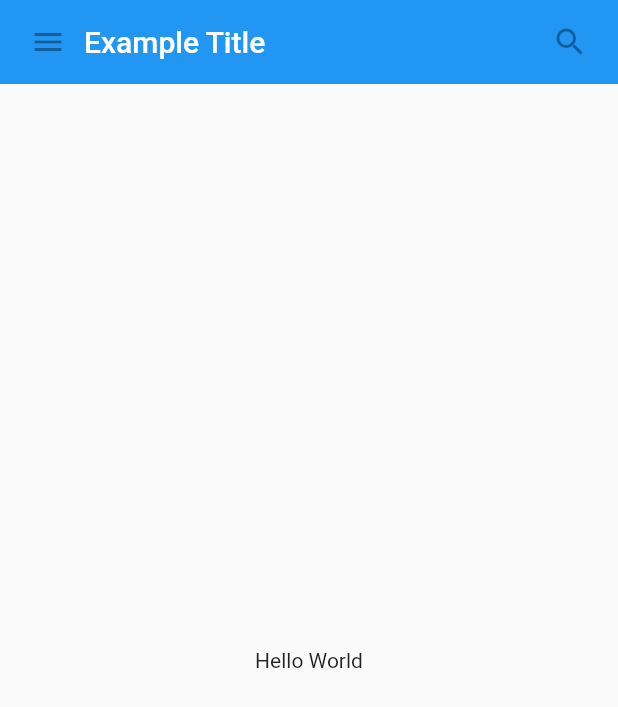
After one commit to peintangos/FlutterPractice, a Flutter app: the MyScaffold screen opened directly, on a phone screen of 412 x 824 dp. The commit adds this screen. Shown: the top 707 px of the screen. Run offline on Flutter 3.47's test engine with Material 2 defaults, Android fonts, the phone set to English and light mode, and no system bars; missing offline and left inert: dart:ffi.

Commit message:
チュートリアルを進めた

```diff
--- a/lib/Future.dart
+++ b/lib/Future.dart
@@ -47,7 +47,7 @@ class _SampleAppPage extends State<SampleAppPage> {
   Widget getRow(int i) {
     return Padding(
       padding: EdgeInsets.all(10),
-      child: Text("Row ${widgets[i]["title"]}"),
+      child: Text("Row $i${widgets[i]["title"]}"),
     );
   }
 
--- /dev/null
+++ b/lib/widget.dart
@@ -0,0 +1,61 @@
+import 'dart:ffi';
+
+import 'package:flutter/material.dart';
+
+class MyAppBar extends StatelessWidget {
+  const MyAppBar({required this.title, Key? key}) : super(key: key);
+
+  final Widget title;
+
+  @override
+  Widget build(BuildContext context) {
+    return Container(
+      height: 56,
+      padding: const EdgeInsets.symmetric(horizontal: 8.0),
+      decoration: BoxDecoration(color: Colors.blue[500]),
+      child: Row(
+        children: [
+          const IconButton(
+            onPressed: null,
+            icon: Icon(Icons.menu),
+            tooltip: "Navigation menu",
+          ),
+          Expanded(
+            child: title,
+          ),
+          const IconButton(onPressed: null, icon: Icon(Icons.search))
+        ],
+      ),
+    );
+  }
+}
+
+class MyScaffold extends StatelessWidget {
+  const MyScaffold({Key? key}) : super(key: key);
+
+  @override
+  Widget build(BuildContext context) {
+    return Material(
+      child: Column(
+        children: [
+          MyAppBar(
+              title: Text(
+            "Example Title",
+            style: Theme.of(context).primaryTextTheme.headline6,
+          )),
+          const Expanded(
+              child: Center(
+            child: Text("Hello World"),
+          ))
+        ],
+      ),
+    );
+  }
+}
+
+void main() {
+  runApp(MaterialApp(
+    title: "My App",
+    home: SafeArea(child: MyScaffold()),
+  ));
+}
```
Also changed, not shown: lib/widget.dart2.dart (added, +39 -0 lines).
